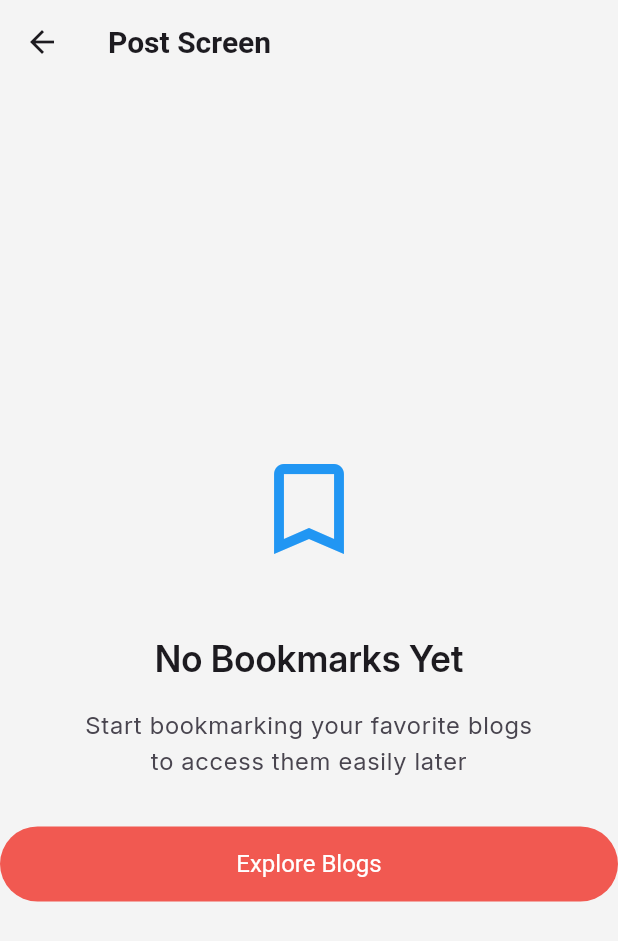
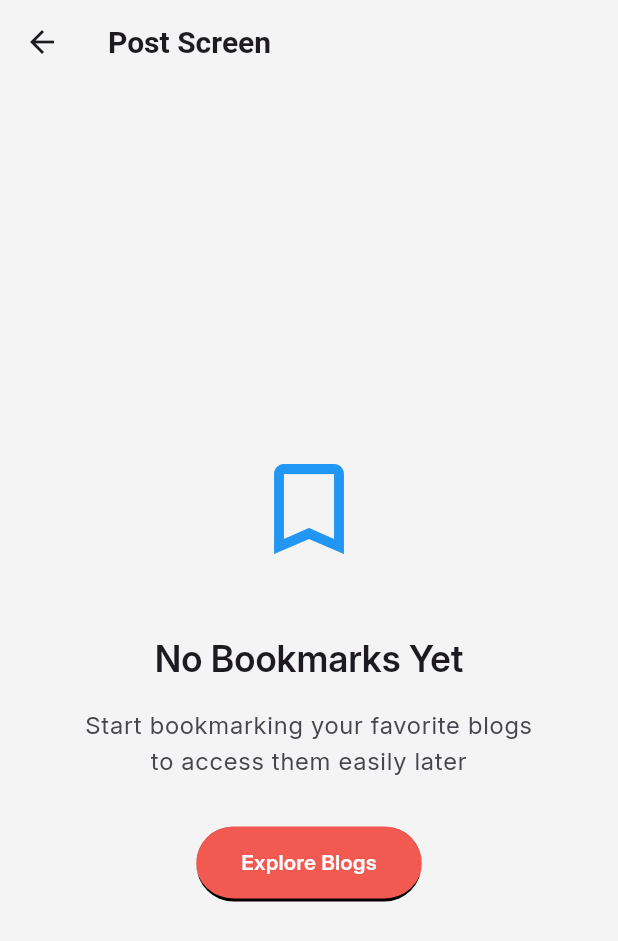
Before and after one commit to quyettc1112/the_unwind_blog, a Flutter app: the BookmarksScreen screen opened directly, on a phone screen of 412 x 824 dp. Shown: the top 941 px of the screen. Run offline on Flutter 3.47's test engine with Material 3 defaults, Android fonts, the phone set to English and light mode, and no system bars; our stand-ins replace crystal_navigation_bar, dartz, dio, flutter_bloc, flutter_secure_storage, flutter_svg and 7 more; missing offline and left inert: flutter_appauth; accounts and stored records are empty; generated files the repository leaves out were written again; network calls fail.

Commit message:
Update UI

```diff
--- /dev/null
+++ b/lib/common/widgets/button/rounded_button_red.dart
@@ -0,0 +1,39 @@
+import 'package:flutter/material.dart';
+import 'package:the_unwind_blog/core/config/theme/app_colors.dart';
+
+class RoundedButton extends StatelessWidget {
+  final String text;
+  final Function() onPressed;
+
+  const RoundedButton({
+    required this.text,
+    required this.onPressed,
+  });
+
+  @override
+  Widget build(BuildContext context) {
+    return Container(
+      decoration: BoxDecoration(
+        color: AppColors.red_button, // Màu nền nút
+        borderRadius: BorderRadius.circular(30), // Bo tròn góc
+        border: Border(
+          bottom: BorderSide(
+            color: Colors.black, // Viền dưới màu đen
+            width: 2, // Độ dày viền dưới
+          ),
+        ),
+      ),
+      child: MaterialButton(
+        onPressed: onPressed,
+        padding: EdgeInsets.symmetric(horizontal: 30, vertical: 10), // Điều chỉnh khoảng cách bên trong nút
+        child: Text(
+          text,
+          style: TextStyle(
+            color: Colors.white, // Màu chữ
+            fontWeight: FontWeight.bold, // Chữ đậm
+          ),
+        ),
+      ),
+    );
+  }
+}
--- a/lib/presentation/mark_screen/pages/bookmark_screen.dart
+++ b/lib/presentation/mark_screen/pages/bookmark_screen.dart
@@ -6,6 +6,7 @@ import 'package:the_unwind_blog/core/config/theme/app_colors.dart';
 
 import '../../../common/bloc/blog_provider.dart';
 import '../../../common/widgets/appbar/app_bar.dart';
+import '../../../common/widgets/button/rounded_button_red.dart';
 import '../../../domain/entities/blog_entity.dart';
 import '../../home_screen/widgets/blog_card.dart';
 
@@ -93,7 +94,7 @@ class _BookmarksScreenState extends State<BookmarksScreen>
             textAlign: TextAlign.center,
           ),
           const SizedBox(height: 32),
-          BasicAppButton(onPressed: () {}, title: 'Explore Blogs'),
+          RoundedButton(onPressed: () {}, text: 'Explore Blogs'),
         ],
       ),
     );
```
